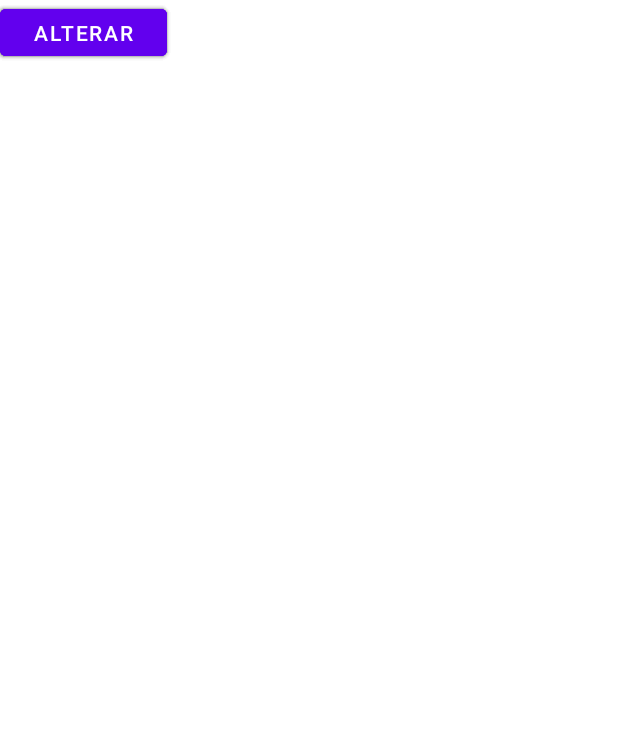
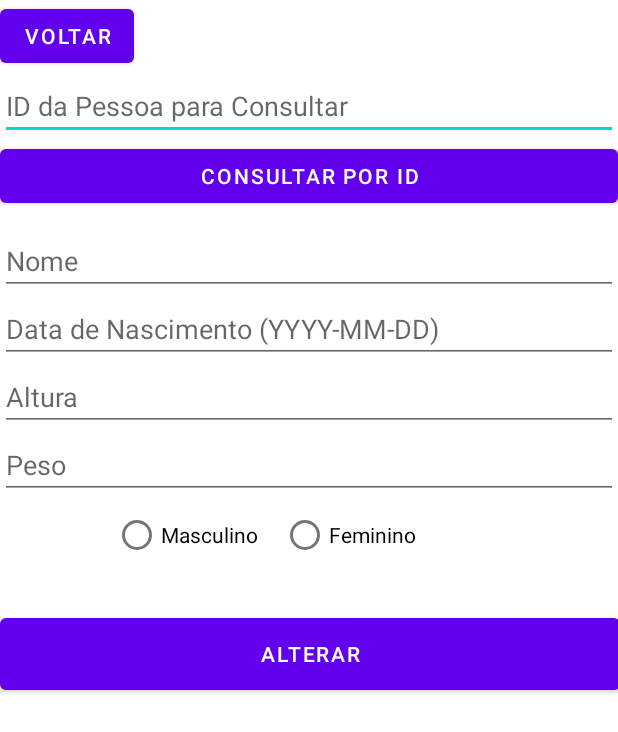
Before and after one commit to jpCaglianone/android_java, an Android app: the layout activity_alterar.xml on its own in the app's theme, with its tools: preview values and no code run, on a phone screen of 412 x 824 dp. Shown: the top 732 px of the screen. Run offline under Robolectric (Android 15) with nearby library versions, the phone set to English and light mode, and no system bars.

Commit message:
terceiro  commit

```diff
--- a/app/src/main/java/com/example/ava2/MainActivity.java
+++ b/app/src/main/java/com/example/ava2/MainActivity.java
@@ -3,6 +3,7 @@ import android.content.Intent;
 import android.os.Bundle;
 import android.view.View;
 import android.widget.Button;
+import android.widget.Toast;
 
 import androidx.appcompat.app.AppCompatActivity;
 public class MainActivity extends AppCompatActivity {
@@ -35,8 +36,9 @@ public class MainActivity extends AppCompatActivity {
         btnExcluir.setOnClickListener(new View.OnClickListener() {
             @Override
             public void onClick(View v) {
-                Intent intent = new Intent(MainActivity.this, Activity_excluir.class);
-                startActivity(intent);
+                BancoDados bancoDados = new BancoDados(MainActivity.this);
+                bancoDados.excluirTodos();
+                Toast.makeText(MainActivity.this, "Todos os dados foram excluídos", Toast.LENGTH_SHORT).show();
             }
         });
 
--- a/app/src/main/res/layout/activity_alterar.xml
+++ b/app/src/main/res/layout/activity_alterar.xml
@@ -1,42 +1,77 @@
 <?xml version="1.0" encoding="utf-8"?>
-<androidx.constraintlayout.widget.ConstraintLayout xmlns:android="http://schemas.android.com/apk/res/android"
-    xmlns:tools="http://schemas.android.com/tools"
+<LinearLayout xmlns:android="http://schemas.android.com/apk/res/android"
     android:layout_width="match_parent"
-    android:layout_height="match_parent">
+    android:layout_height="match_parent"
+    android:orientation="vertical">
+    <!-- Adicione esses elementos ao seu layout activity_alterar.xml -->
 
     <Button
-        android:id="@+id/btnIncluir"
-        android:layout_width="111dp"
-        android:layout_height="43dp"
-        android:text="Incluir"
-        tools:ignore="MissingConstraints"
-        tools:layout_editor_absoluteX="49dp"
-        tools:layout_editor_absoluteY="54dp" />
+        android:id="@+id/buttonVoltar"
+        android:layout_width="wrap_content"
+        android:layout_height="wrap_content"
+        android:text="Voltar" />
+    <EditText
+        android:id="@+id/editTextIdConsulta"
+        android:layout_width="match_parent"
+        android:layout_height="wrap_content"
+        android:hint="ID da Pessoa para Consultar" />
 
     <Button
-        android:id="@+id/btnListar"
-        android:layout_width="111dp"
-        android:layout_height="43dp"
-        android:text="Listar"
-        tools:ignore="MissingConstraints"
-        tools:layout_editor_absoluteX="49dp"
-        tools:layout_editor_absoluteY="277dp" />
+        android:id="@+id/buttonConsultarId"
+        android:layout_width="match_parent"
+        android:layout_height="wrap_content"
+        android:text="Consultar por ID" />
+
+    <EditText
+        android:id="@+id/editTextNomeResultado"
+        android:layout_width="match_parent"
+        android:layout_height="wrap_content"
+        android:hint="Nome"
+        android:layout_marginTop="10dp" />
+
+    <EditText
+        android:id="@+id/editTextDataNascimentoResultado"
+        android:layout_width="match_parent"
+        android:layout_height="wrap_content"
+        android:hint="Data de Nascimento (YYYY-MM-DD)" />
+
+    <EditText
+        android:id="@+id/editTextAlturaResultado"
+        android:layout_width="match_parent"
+        android:layout_height="wrap_content"
+        android:hint="Altura" />
+
+    <EditText
+        android:id="@+id/editTextPesoResultado"
+        android:layout_width="match_parent"
+        android:layout_height="wrap_content"
+        android:hint="Peso" />
+
+    <RadioGroup
+        android:id="@+id/radioGroupSexoResultado"
+        android:layout_width="250dp"
+        android:layout_height="wrap_content"
+        android:orientation="horizontal"
+        android:layout_marginLeft="75dp">
+
+        <RadioButton
+            android:id="@+id/radioButtonMasculinoResultado"
+            android:layout_width="112dp"
+            android:layout_height="wrap_content"
+            android:text="Masculino" />
+
+        <RadioButton
+            android:id="@+id/radioButtonFemininoResultado"
+            android:layout_width="112dp"
+            android:layout_height="wrap_content"
+            android:text="Feminino" />
+    </RadioGroup>
 
     <Button
-        android:id="@+id/btnExcluir"
-        android:layout_width="111dp"
-        android:layout_height="43dp"
-        android:text="Excluir"
-        tools:ignore="MissingConstraints"
-        tools:layout_editor_absoluteX="49dp"
-        tools:layout_editor_absoluteY="134dp" />
+        android:id="@+id/buttonAlterar"
+        android:layout_width="413dp"
+        android:layout_height="60dp"
+        android:layout_marginTop="25dp"
+        android:text="Alterar" />
 
-    <Button
-        android:id="@+id/btnAlterar"
-        android:layout_width="111dp"
-        android:layout_height="43dp"
-        android:text="Alterar"
-        tools:ignore="MissingConstraints"
-        tools:layout_editor_absoluteX="49dp"
-        tools:layout_editor_absoluteY="202dp" />
-</androidx.constraintlayout.widget.ConstraintLayout>
+</LinearLayout>
```
Also changed, not shown: app/src/main/java/com/example/ava2/Activity_alterar.java (+107 -16 lines), app/src/main/java/com/example/ava2/Activity_excluir.java (+26 -1 lines), app/src/main/java/com/example/ava2/Activity_incluir.java (+4 -4 lines), app/src/main/java/com/example/ava2/Activity_listar.java (+38 -1 lines), app/src/main/java/com/example/ava2/BancoDados.java (+63 -15 lines), app/src/main/java/com/example/ava2/Pessoa.java (+10 -11 lines), app/src/main/java/com/example/ava2/PessoaAdaptador.java (added, +44 -0 lines), app/src/main/res/layout/activity_listar.xml (+9 -7 lines), app/src/main/res/layout/list_layout.xml (added, +41 -0 lines).
